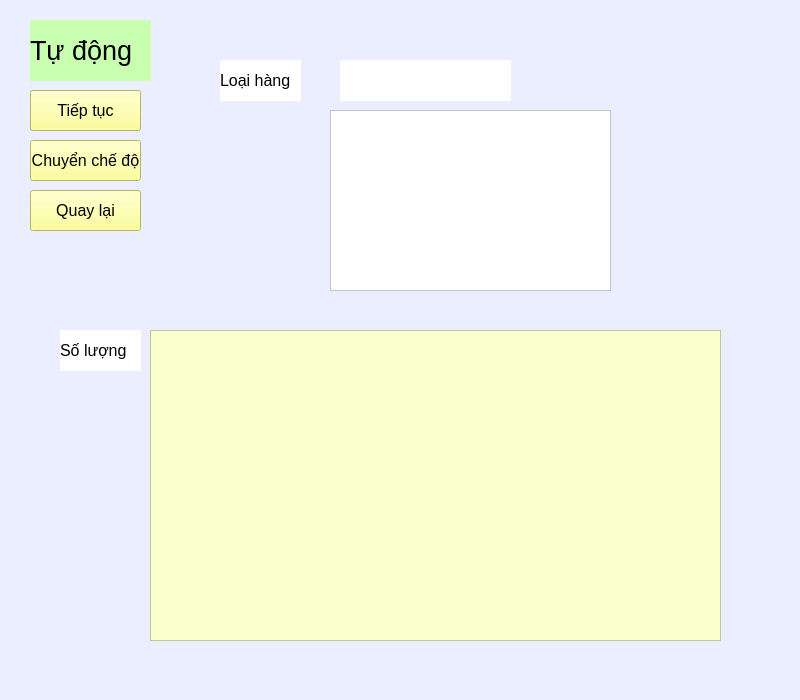
Old version of the form autowork.ui in the repository nguyenhoangnb/app_do_an_1.
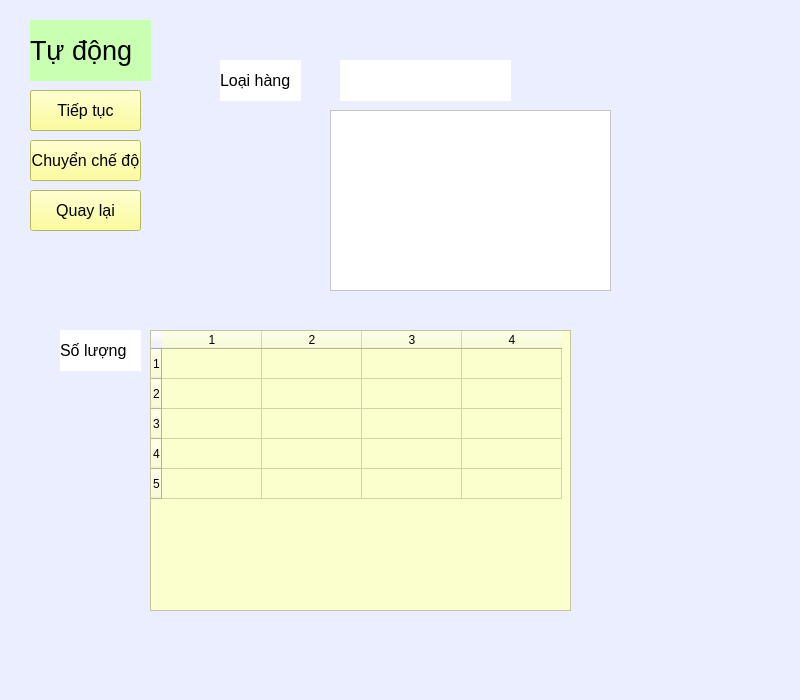
New version of the form.

Commit message: change autowork and byhandwork

Diff of the .ui file:
```diff
--- a/autowork.ui
+++ b/autowork.ui
@@ -208,13 +208,28 @@
     <rect>
      <x>150</x>
      <y>330</y>
-     <width>571</width>
-     <height>311</height>
+     <width>421</width>
+     <height>281</height>
     </rect>
    </property>
    <property name="styleSheet">
     <string notr="true">background-color:rgb(251, 255, 205)</string>
    </property>
+   <property name="rowCount">
+    <number>5</number>
+   </property>
+   <property name="columnCount">
+    <number>4</number>
+   </property>
+   <row/>
+   <row/>
+   <row/>
+   <row/>
+   <row/>
+   <column/>
+   <column/>
+   <column/>
+   <column/>
   </widget>
  </widget>
  <resources/>
```
Left out of the diff: 2 changed lines with no effect on the pictures. The commit also changes 9 other files.
